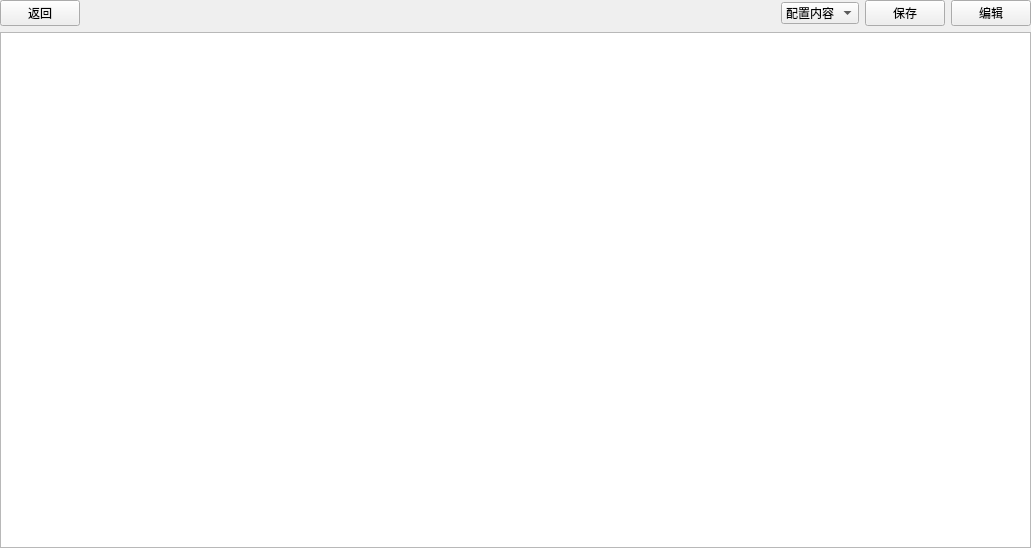
Above: ui/pages/cloud/ui_file/Ui_CloudReadPage.ui from NEKO-ii/General_Crawler_Tool before the change. Below: the same form after it.
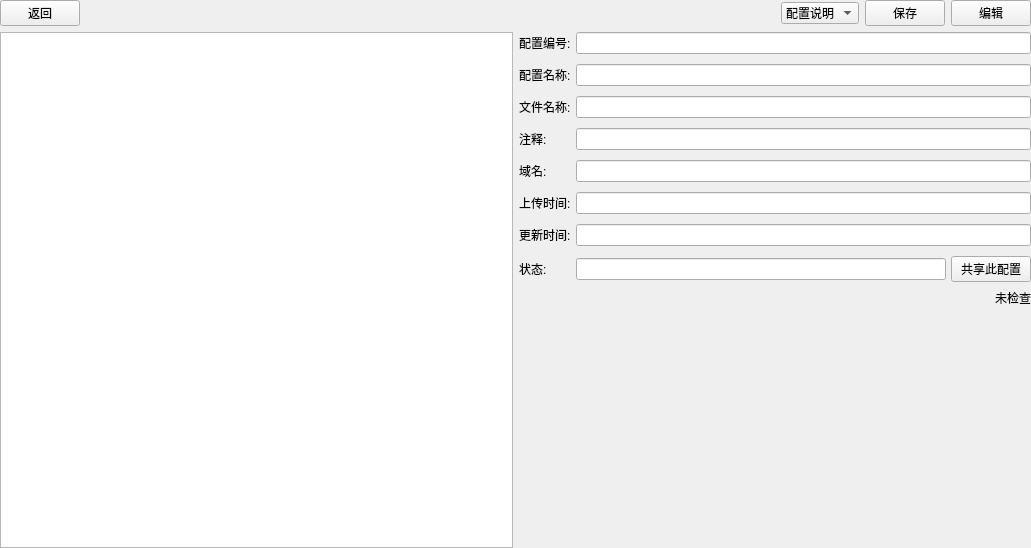
That is the form after the change. The open tabs and pages were chosen to show the change.

What changed in the file:
```diff
--- a/ui/pages/cloud/ui_file/Ui_CloudReadPage.ui
+++ b/ui/pages/cloud/ui_file/Ui_CloudReadPage.ui
@@ -50,11 +50,6 @@
      </item>
      <item>
       <widget class="QComboBox" name="combo_selectView">
-       <item>
-        <property name="text">
-         <string>配置内容</string>
-        </property>
-       </item>
        <item>
         <property name="text">
          <string>配置说明</string>
@@ -106,10 +101,7 @@
       </layout>
      </widget>
      <widget class="QWidget" name="view_comment">
-      <layout class="QVBoxLayout" name="verticalLayout">
-       <property name="spacing">
-        <number>0</number>
-       </property>
+      <layout class="QHBoxLayout" name="horizontalLayout">
        <property name="leftMargin">
         <number>0</number>
        </property>
@@ -125,6 +117,151 @@
        <item>
         <widget class="QTextEdit" name="tedit_comment"/>
        </item>
+       <item>
+        <layout class="QVBoxLayout" name="vly">
+         <item>
+          <layout class="QFormLayout" name="fly_comment">
+           <property name="horizontalSpacing">
+            <number>5</number>
+           </property>
+           <property name="verticalSpacing">
+            <number>10</number>
+           </property>
+           <item row="1" column="0">
+            <widget class="QLabel" name="lb_configName">
+             <property name="text">
+              <string>配置名称:</string>
+             </property>
+            </widget>
+           </item>
+           <item row="1" column="1">
+            <widget class="QLineEdit" name="ledit_configName"/>
+           </item>
+           <item row="2" column="0">
+            <widget class="QLabel" name="lb_fileName">
+             <property name="text">
+              <string>文件名称:</string>
+             </property>
+            </widget>
+           </item>
+           <item row="2" column="1">
+            <widget class="QLineEdit" name="ledit_fileName"/>
+           </item>
+           <item row="3" column="0">
+            <widget class="QLabel" name="lb_comment">
+             <property name="text">
+              <string>注释:</string>
+             </property>
+            </widget>
+           </item>
+           <item row="3" column="1">
+            <widget class="QLineEdit" name="ledit_comment"/>
+           </item>
+           <item row="4" column="0">
+            <widget class="QLabel" name="lb_host">
+             <property name="text">
+              <string>域名:</string>
+             </property>
+            </widget>
+           </item>
+           <item row="4" column="1">
+            <widget class="QLineEdit" name="ledit_host"/>
+           </item>
+           <item row="5" column="0">
+            <widget class="QLabel" name="lb_uploadTime">
+             <property name="text">
+              <string>上传时间:</string>
+             </property>
+            </widget>
+           </item>
+           <item row="5" column="1">
+            <widget class="QLineEdit" name="ledit_uploadTime"/>
+           </item>
+           <item row="6" column="0">
+            <widget class="QLabel" name="lb_updateTime">
+             <property name="text">
+              <string>更新时间:</string>
+             </property>
+            </widget>
+           </item>
+           <item row="6" column="1">
+            <widget class="QLineEdit" name="ledit_updateTime"/>
+           </item>
+           <item row="0" column="0">
+            <widget class="QLabel" name="lb_configId">
+             <property name="text">
+              <string>配置编号:</string>
+             </property>
+            </widget>
+           </item>
+           <item row="0" column="1">
+            <widget class="QLineEdit" name="ledit_configId"/>
+           </item>
+           <item row="7" column="0">
+            <widget class="QLabel" name="lb_state">
+             <property name="text">
+              <string>状态:</string>
+             </property>
+            </widget>
+           </item>
+           <item row="7" column="1">
+            <layout class="QHBoxLayout" name="hly_2">
+             <property name="spacing">
+              <number>5</number>
+             </property>
+             <item>
+              <widget class="QLineEdit" name="ledit_state"/>
+             </item>
+             <item>
+              <widget class="QPushButton" name="btn_stateChange">
+               <property name="text">
+                <string>共享此配置</string>
+               </property>
+              </widget>
+             </item>
+            </layout>
+           </item>
+          </layout>
+         </item>
+         <item>
+          <layout class="QHBoxLayout" name="hly_3">
+           <item>
+            <spacer name="hs_2">
+             <property name="orientation">
+              <enum>Qt::Horizontal</enum>
+             </property>
+             <property name="sizeHint" stdset="0">
+              <size>
+               <width>40</width>
+               <height>20</height>
+              </size>
+             </property>
+            </spacer>
+           </item>
+           <item>
+            <widget class="QLabel" name="lb_check">
+             <property name="text">
+              <string>未检查</string>
+             </property>
+            </widget>
+           </item>
+          </layout>
+         </item>
+         <item>
+          <spacer name="vs_1">
+           <property name="orientation">
+            <enum>Qt::Vertical</enum>
+           </property>
+           <property name="sizeHint" stdset="0">
+            <size>
+             <width>20</width>
+             <height>40</height>
+            </size>
+           </property>
+          </spacer>
+         </item>
+        </layout>
+       </item>
       </layout>
      </widget>
     </widget>
```
Left out of the diff: 7 changed lines with no effect on the pictures.
